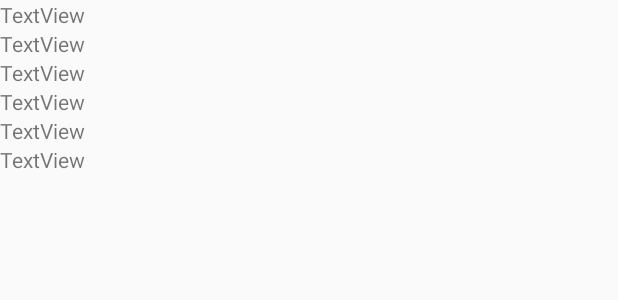
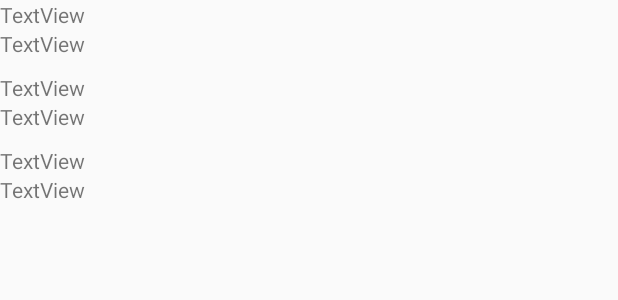
Before and after one commit to albeto8/DevslopesRadio, an Android app: the layout fragment_main.xml on its own in the app's theme, with its tools: preview values and no code run, on a phone screen of 412 x 824 dp. Shown: the top 300 px of the screen. Run offline under Robolectric (Android 15) with nearby library versions, the phone set to English and light mode, and no system bars.

```diff
--- a/app/build.gradle
+++ b/app/build.gradle
@@ -27,7 +27,7 @@ dependencies {
     compile 'com.android.support:appcompat-v7:25.3.1'
     compile 'com.android.support.constraint:constraint-layout:1.0.2'
     compile 'com.android.support:support-v4:25.3.1'
-    testCompile 'junit:junit:4.12'
     compile 'com.android.support:recyclerview-v7:25.3.1'
     compile 'com.android.support:cardview-v7:25.3.1'
+    testCompile 'junit:junit:4.12'
 }
--- a/app/src/main/res/layout/fragment_main.xml
+++ b/app/src/main/res/layout/fragment_main.xml
@@ -24,7 +24,8 @@
                 android:id="@+id/textView"
                 android:layout_width="wrap_content"
                 android:layout_height="wrap_content"
-                android:text="TextView" />
+                android:text="TextView"
+                android:paddingBottom="10dp"/>
 
             <FrameLayout
                 android:id="@+id/container_top_row"
@@ -41,7 +42,8 @@
             <TextView
                 android:layout_width="wrap_content"
                 android:layout_height="wrap_content"
-                android:text="TextView" />
+                android:text="TextView"
+                android:paddingBottom="10dp"/>
 
             <FrameLayout
                 android:id="@+id/container_middle_row"
@@ -58,7 +60,8 @@
             <TextView
                 android:layout_width="wrap_content"
                 android:layout_height="wrap_content"
-                android:text="TextView" />
+                android:text="TextView"
+                android:paddingBottom="10dp"/>
 
             <FrameLayout
                 android:id="@+id/container_bottom_row"
--- a/app/src/main/res/layout/fragment_stations.xml
+++ b/app/src/main/res/layout/fragment_stations.xml
@@ -2,6 +2,7 @@
     xmlns:tools="http://schemas.android.com/tools"
     android:layout_width="match_parent"
     android:layout_height="match_parent"
+    android:padding="5dp"
     tools:context="com.example.mariobarragan.devslopesradio.fragments.StationsFragment">
 
     <include layout="@layout/content_stations_recycler" />
```
Also changed, not shown: app/src/main/java/com/example/mariobarragan/devslopesradio/activities/MainActivity.java (+19 -0 lines), app/src/main/java/com/example/mariobarragan/devslopesradio/adapters/StationsAdapter.java (+10 -2 lines), app/src/main/java/com/example/mariobarragan/devslopesradio/fragments/DetailsFragment.java (added, +66 -0 lines), app/src/main/java/com/example/mariobarragan/devslopesradio/fragments/StationsFragment.java (+20 -2 lines), app/src/main/res/layout/fragment_details.xml (added, +13 -0 lines).
